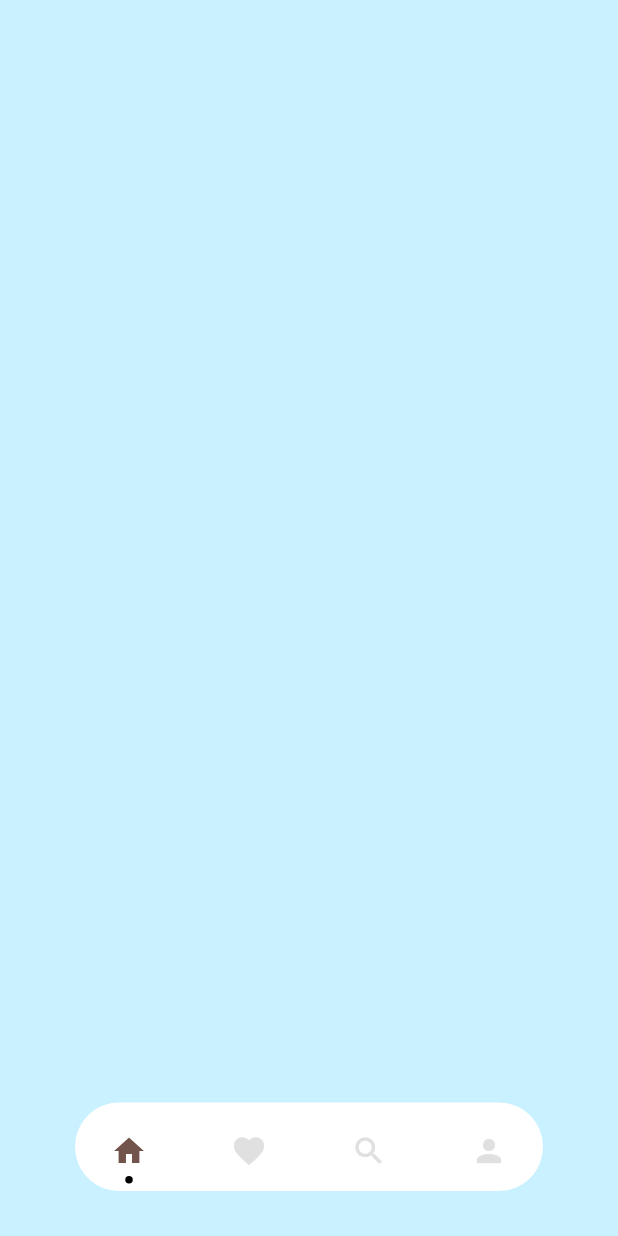
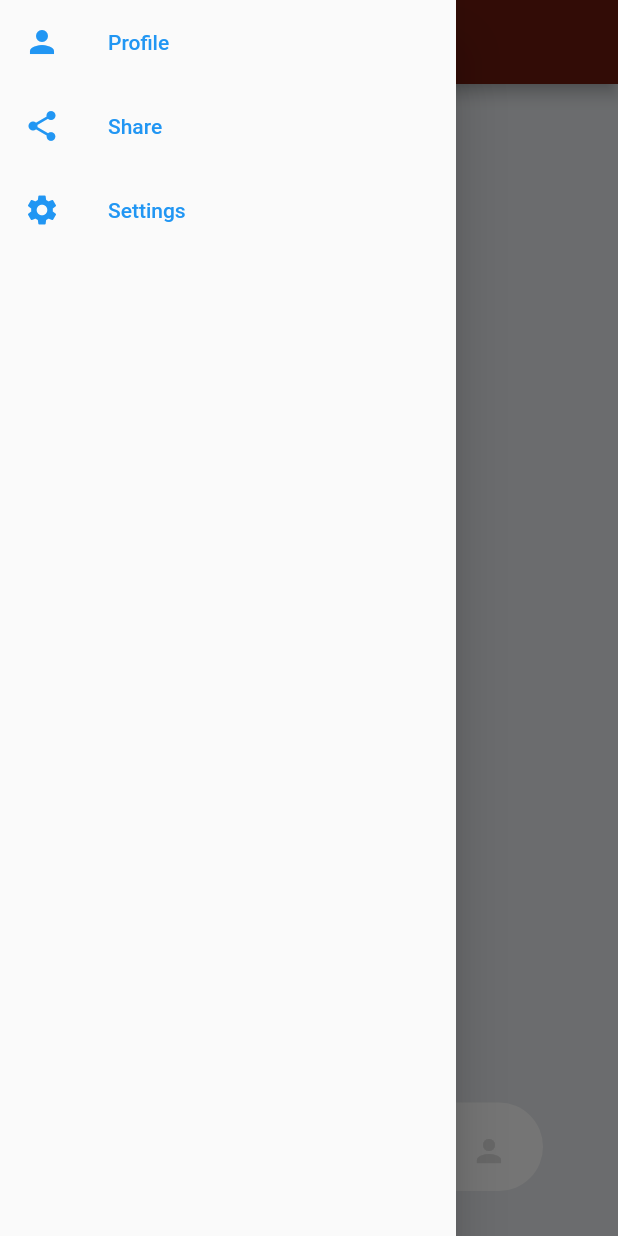
Before and after one commit to AyeChanMon8/ngweOakProject, a Flutter app: the HomePage screen opened directly, with the side drawer open (before the commit the screen has no drawer), on a phone screen of 412 x 824 dp. Run offline on Flutter 3.47's test engine with Material 2 defaults, Android fonts, the phone set to English and light mode, and no system bars; drawn by our look-alikes of dot_navigation_bar; our stand-ins replace ionicons.

Commit message:
add drawer and fix home UI

```diff
--- /dev/null
+++ b/lib/components/drawer.dart
@@ -0,0 +1,52 @@
+import 'package:flutter/material.dart';
+class DrawerPage extends StatefulWidget {
+  const DrawerPage({ Key? key }) : super(key: key);
+
+  @override
+  State<DrawerPage> createState() => _DrawerPageState();
+}
+
+class _DrawerPageState extends State<DrawerPage> {
+  @override
+  Widget build(BuildContext context) {
+    return Drawer(
+  child: ListView(
+    children: [
+      // DrawerHeader(
+      //   child: CircleAvatar(
+      //     child: Image.asset(''),
+      //   ),
+      // ),
+      ListTile(
+        title: Text(
+          'Profile',
+          style: TextStyle(color: Colors.blue),
+        ),
+        leading: Icon(
+          Icons.person,
+          color: Colors.blue,
+        ),
+      ),
+      ListTile(
+        title: Text(
+          'Share',
+          style: TextStyle(color: Colors.blue),
+        ),
+        leading: Icon(
+          Icons.share,
+          color: Colors.blue,
+        ),
+      ),
+      ListTile(
+        title: Text(
+          'Settings',
+          style: TextStyle(color: Colors.blue),
+        ),
+        leading: Icon(
+          Icons.settings,
+          color: Colors.blue,
+        ),
+      ),
+    ]));
+  }
+}
--- a/lib/components/login_content.dart
+++ b/lib/components/login_content.dart
@@ -53,12 +53,14 @@ class _LoginContentState extends State<LoginContent>
     );
   }
 
-  Widget loginButton(String title) {
+  Widget loginButton(String title,int status) {
     return Padding(
       padding: const EdgeInsets.symmetric(horizontal: 135, vertical: 16),
       child: ElevatedButton(
         onPressed: () {
-          Navigator.push(context,MaterialPageRoute(builder: (context) =>HomePage()));
+          if(status == 0){
+            Navigator.push(context,MaterialPageRoute(builder: (context) =>HomePage()));
+          }
         },
         style: ElevatedButton.styleFrom(
           padding: const EdgeInsets.symmetric(vertical: 14),
@@ -132,14 +134,14 @@ class _LoginContentState extends State<LoginContent>
     createAccountContent = [
       inputField('Email', Ionicons.mail_outline),
       inputField('Password', Ionicons.lock_closed_outline),
-      loginButton('Sign Up'),
+      loginButton('Sign Up',1),
       orDivider(),
     ];
 
     loginContent = [
       inputField('Email', Ionicons.mail_outline),
       inputField('Password', Ionicons.lock_closed_outline),
-      loginButton('Log In'),
+      loginButton('Log In',0),
       forgotPassword(),
     ];
 
--- a/lib/pages/home.dart
+++ b/lib/pages/home.dart
@@ -1,5 +1,7 @@
 import 'package:dot_navigation_bar/dot_navigation_bar.dart';
 import 'package:flutter/material.dart';
+import 'package:ngwe_oak_project/components/drawer.dart';
+import 'package:ngwe_oak_project/utils/constants.dart';
 
 class HomePage extends StatefulWidget {
   const HomePage({Key? key}) : super(key: key);
@@ -20,7 +22,15 @@ class _HomePageState extends State<HomePage> {
   @override
   Widget build(BuildContext context) {
     return Scaffold(
-        backgroundColor: Color(0xffcaf1ff),
+        drawer: DrawerPage(),
+        appBar: AppBar(
+          centerTitle: true,
+          title: const Text(
+            'Ngwe Oak',
+          ),
+          backgroundColor: kPrimaryColor,
+        ),
+        backgroundColor: kBackgroundColor,
         bottomNavigationBar: Padding(
           padding: EdgeInsets.only(bottom: 10),
           child: DotNavigationBar(
@@ -31,17 +41,17 @@ class _HomePageState extends State<HomePage> {
             onTap: _handleIndexChanged,
             items: [
               DotNavigationBarItem(
-                  icon: Icon(Icons.home), selectedColor: Color(0xff73544c)),
+                  icon: Icon(Icons.home), selectedColor: kPrimaryColor),
               DotNavigationBarItem(
-                  icon: Icon(Icons.favorite), selectedColor: Color(0xff73544c)),
+                  icon: Icon(Icons.favorite), selectedColor: kPrimaryColor),
               DotNavigationBarItem(
-                  icon: Icon(Icons.search), selectedColor: Color(0xff73544c)),
+                  icon: Icon(Icons.search), selectedColor: kPrimaryColor),
               DotNavigationBarItem(
-                  icon: Icon(Icons.person), selectedColor: Color(0xff73544c))
+                  icon: Icon(Icons.person), selectedColor: kPrimaryColor)
             ],
           ),
         ));
   }
 }
 
-enum _SelectedTab { home, favorite, search, person}
+enum _SelectedTab { home, favorite, search, person }
--- a/lib/utils/constants.dart
+++ b/lib/utils/constants.dart
@@ -1,6 +1,7 @@
 import 'package:flutter/material.dart';
 
 // Colors
-const kBackgroundColor = Color(0xFFD2FFF4);
-const kPrimaryColor = Color(0xFF2D5D70);
+const kBackgroundColor = Color(0xFFe9ecef);
+const kPrimaryColor = Color(0xFF6E1A0C);
 const kSecondaryColor = Color(0xFF265DAB);
+const kWhiteColor = Color(0xFFffffff);
```
